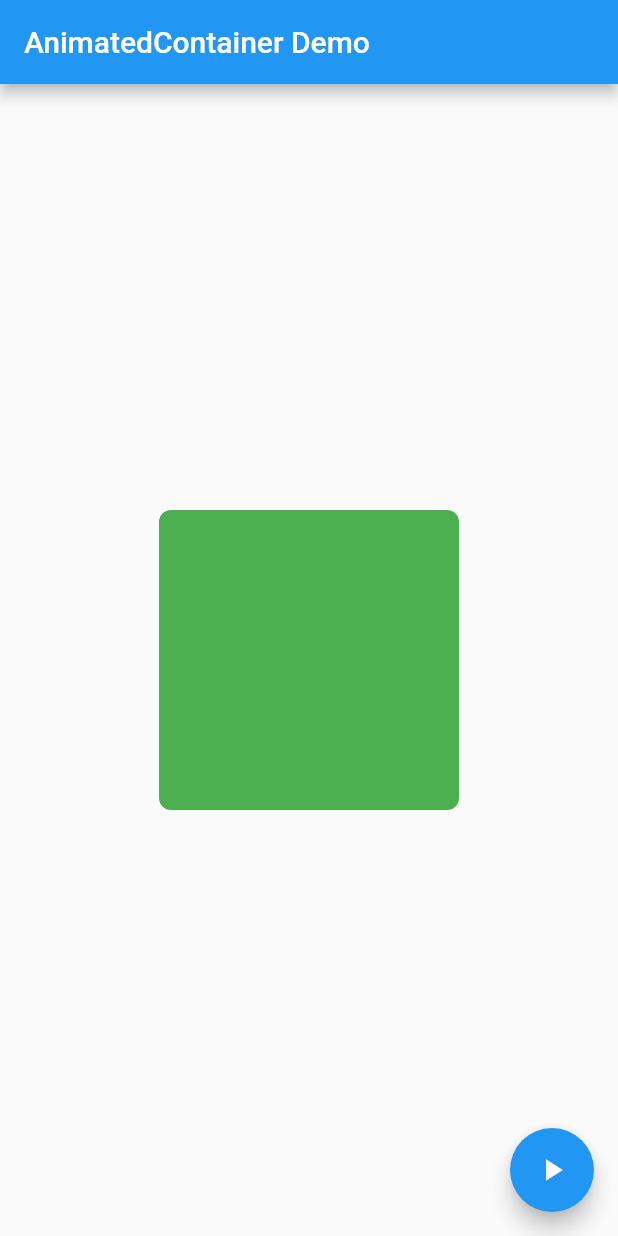
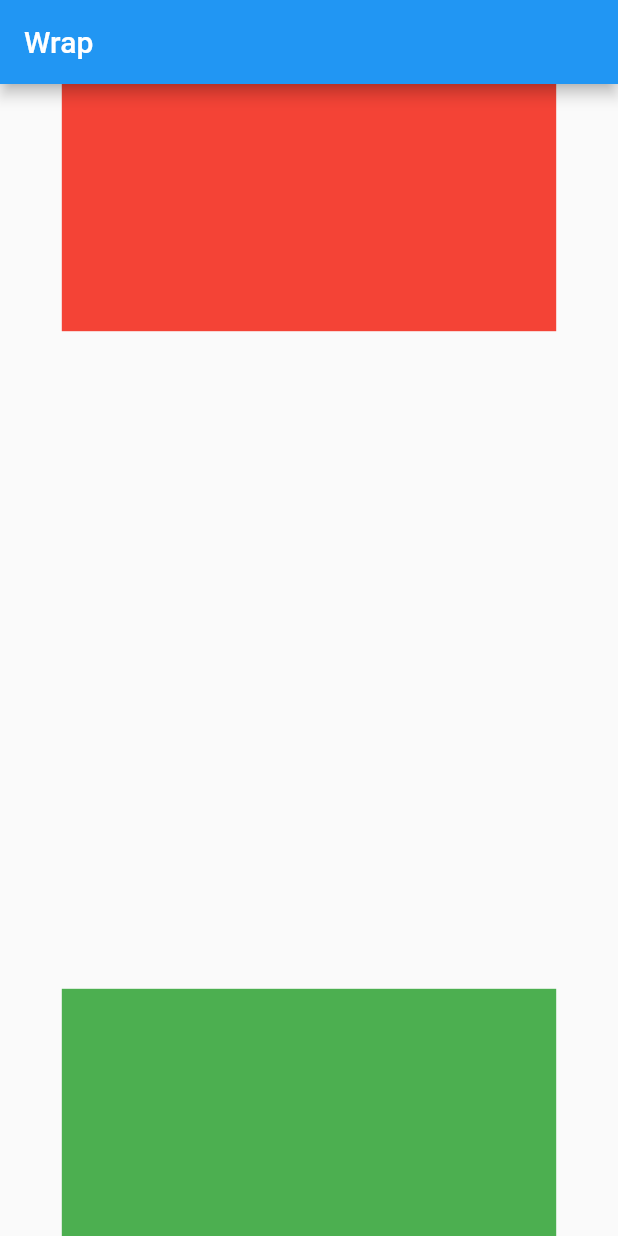
Before and after one commit to MHuzaifaKhan97/flutter_widgets, a Flutter app: the screen it shows after launch, on a phone screen of 412 x 824 dp. Run offline on Flutter 3.47's test engine with Material 2 defaults, Android fonts, the phone set to English and light mode, and no system bars.

Commit message:
Add More Widgets

```diff
--- a/lib/main.dart
+++ b/lib/main.dart
@@ -2,7 +2,8 @@ import 'package:flutter/material.dart';
 // import './widgets/1_safeArea.dart';
 // import './widgets/2_expanded.dart';
 // import './widgets/3_wrap.dart';
-import './widgets/4_animatedContainer.dart';
+// import './widgets/4_animatedContainer.dart';
+import './widgets/5_opacity.dart';
 
 void main() {
   runApp(MyApp());
@@ -17,7 +18,7 @@ class MyApp extends StatelessWidget {
         primarySwatch: Colors.blue,
         visualDensity: VisualDensity.adaptivePlatformDensity,
       ),
-      home: AnimatedContainerExample(),
+      home: OpacityExample(),
       // Scaffold(
       //   appBar: AppBar(
       //     title: Text(
--- /dev/null
+++ b/lib/widgets/5_opacity.dart
@@ -0,0 +1,44 @@
+import 'package:flutter/material.dart';
+
+class OpacityExample extends StatelessWidget {
+  @override
+  Widget build(BuildContext context) {
+    dynamic width = MediaQuery.of(context).size.width;
+    dynamic height = MediaQuery.of(context).size.height;
+    return Scaffold(
+      appBar: AppBar(
+        title: Text('Wrap'),
+      ),
+      body: Container(
+        alignment: Alignment.bottomCenter,
+        width: width,
+        height: height,
+        child: Column(
+          crossAxisAlignment: CrossAxisAlignment.center,
+          mainAxisAlignment: MainAxisAlignment.spaceBetween,
+          children: [
+            Container(
+              color: Colors.red,
+              width: width * 0.8,
+              height: height * 0.2,
+            ),
+            Opacity(
+              // providing opacity makes things invisible, but acquire the space.
+              opacity: 0.0,
+              child: Container(
+                color: Colors.yellow,
+                width: width * 0.8,
+                height: height * 0.2,
+              ),
+            ),
+            Container(
+              color: Colors.green,
+              width: width * 0.8,
+              height: height * 0.2,
+            ),
+          ],
+        ),
+      ),
+    );
+  }
+}
```
Also changed, not shown: lib/widgets/1_safeArea.dart (line endings or trailing spaces), lib/widgets/2_expanded.dart (line endings or trailing spaces), lib/widgets/3_wrap.dart (line endings or trailing spaces), lib/widgets/4_animatedContainer.dart (line endings or trailing spaces).
